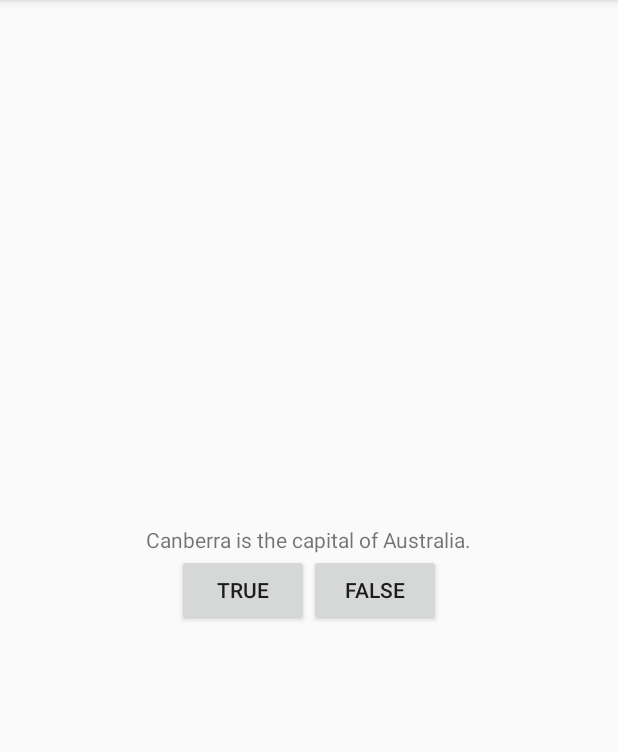
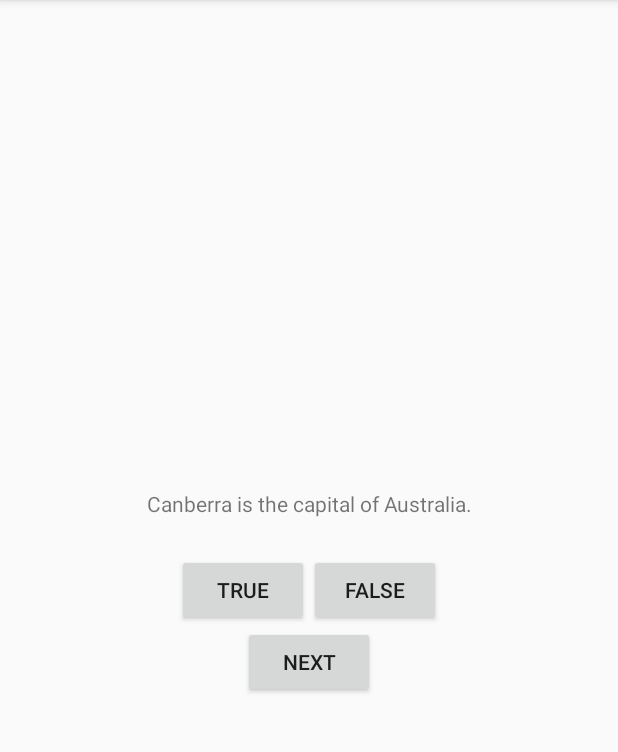
Before and after one commit to cjk012/GeoQuiz, an Android app: the screen it shows after launch (QuizActivity), after a tap on "TRUE", on a phone screen of 412 x 824 dp, the part 84-836 px from its top. Run offline under Robolectric (Android 15) with nearby library versions, the phone set to English and light mode, and no system bars.

Commit message:
Updated after chapter 2, includes 5 additional questions from textbook.

```diff
--- /dev/null
+++ b/app/src/main/java/com/bignerdranch/android/geoquiz/Question.java
@@ -0,0 +1,31 @@
+package com.bignerdranch.android.geoquiz;
+
+/**
+ * Created by Christopher Kemp on 3/8/17.
+ */
+
+public class Question {
+    private int mTextResId;
+    private boolean mAnswerTrue;
+
+    public Question(int textResId, boolean answerTrue){
+        mTextResId = textResId;
+        mAnswerTrue = answerTrue;
+    }
+
+    public int getTextResId() {
+        return mTextResId;
+    }
+
+    public void setTextResId(int textResId) {
+        mTextResId = textResId;
+    }
+
+    public boolean isAnswerTrue() {
+        return mAnswerTrue;
+    }
+
+    public void setAnswerTrue(boolean answerTrue) {
+        mAnswerTrue = answerTrue;
+    }
+}
--- a/app/src/main/java/com/bignerdranch/android/geoquiz/QuizActivity.java
+++ b/app/src/main/java/com/bignerdranch/android/geoquiz/QuizActivity.java
@@ -4,23 +4,38 @@ import android.support.v7.app.AppCompatActivity;
 import android.os.Bundle;
 import android.view.View;
 import android.widget.Button;
+import android.widget.TextView;
 import android.widget.Toast;
 
 public class QuizActivity extends AppCompatActivity {
     private Button mTrueButton;
     private Button mFalseButton;
+    private Button mNextButton;
+    private TextView mQuestionTextView;
+
+    private Question[] mQuestionBank = new Question[]{
+            new Question(R.string.question_canberra, true),
+            new Question(R.string.question_oceans, true),
+            new Question(R.string.question_mideast, false),
+            new Question(R.string.question_africa, false),
+            new Question(R.string.question_americas, true),
+            new Question(R.string.question_asia, true)
+    };
+
+    private int mCurrentIndex = 0;
 
     @Override
     protected void onCreate(Bundle savedInstanceState) {
         super.onCreate(savedInstanceState);
         setContentView(R.layout.activity_quiz);
 
+        mQuestionTextView = (TextView) findViewById(R.id.question_text_view);
+
         mTrueButton = (Button) findViewById(R.id.true_button);
         mTrueButton.setOnClickListener(new View.OnClickListener(){
             @Override
             public void onClick(View v){
-                //True = Correct Toast
-                Toast.makeText(QuizActivity.this, R.string.correct_toast, Toast.LENGTH_SHORT).show();
+                checkAnswer(true);
             }
         });
 
@@ -28,9 +43,38 @@ public class QuizActivity extends AppCompatActivity {
         mFalseButton.setOnClickListener(new View.OnClickListener(){
             @Override
             public void onClick(View v){
-                //False = Incorrect Toast
-                Toast.makeText(QuizActivity.this, R.string.incorrect_toast, Toast.LENGTH_SHORT).show();
+                checkAnswer(false);
             }
         });
+
+        mNextButton = (Button) findViewById(R.id.next_button);
+        mNextButton.setOnClickListener(new View.OnClickListener() {
+            @Override
+            public void onClick(View v) {
+                mCurrentIndex = (mCurrentIndex + 1) % mQuestionBank.length;
+                updateQuestion();
+            }
+        });
+
+        updateQuestion();
+    }
+
+    private void updateQuestion(){
+        int question = mQuestionBank[mCurrentIndex].getTextResId();
+        mQuestionTextView.setText(question);
+    }
+
+    private void checkAnswer(boolean userPressedTrue){
+        boolean answerIsTrue = mQuestionBank[mCurrentIndex].isAnswerTrue();
+
+        int messageResId = 0;
+
+        if (userPressedTrue == answerIsTrue){
+            messageResId = R.string.correct_toast;
+        } else {
+            messageResId = R.string.incorrect_toast;
+        }
+
+        Toast.makeText(this, messageResId, Toast.LENGTH_SHORT).show();
     }
 }
--- a/app/src/main/res/layout/activity_quiz.xml
+++ b/app/src/main/res/layout/activity_quiz.xml
@@ -5,11 +5,12 @@
         android:gravity="center"
         android:orientation="vertical" >
 
-        <TextView
-            android:id="@+id/textView"
-            android:layout_width="wrap_content"
-            android:layout_height="wrap_content"
-            android:text="@string/question_text" />
+     <TextView
+         android:id="@+id/question_text_view"
+         android:layout_width="wrap_content"
+         android:layout_height="wrap_content"
+         android:padding="24dp"
+         android:textAlignment="center" />
 
         <LinearLayout
             android:layout_width="wrap_content"
@@ -28,4 +29,10 @@
                 android:layout_height="wrap_content"
                 android:text="@string/false_button" />
         </LinearLayout>
+
+    <Button
+        android:id="@+id/next_button"
+        android:layout_width="wrap_content"
+        android:layout_height="wrap_content"
+        android:text="@string/next_button" />
 </LinearLayout>
--- a/app/src/main/res/values/strings.xml
+++ b/app/src/main/res/values/strings.xml
@@ -1,9 +1,16 @@
 <resources>
     <string name="app_name">GeoQuiz</string>
+    <string name="author">Christopher Kemp</string>
     <string name="true_button">True</string>
     <string name="false_button">False</string>
-    <string name="question_text">Canberra is the capital of Australia.</string>
+    <string name="next_button">Next</string>
     <string name="correct_toast">Correct!</string>
     <string name="incorrect_toast">Incorrect.</string>
     <string name="action_settings">Settings</string>
+    <string name="question_canberra">Canberra is the capital of Australia.</string>
+    <string name="question_oceans">The Pacific Ocean is larger than the Atlantic Ocean.</string>
+    <string name="question_mideast">The Suez Canal connects the Red Sea and the Indian Ocean.</string>
+    <string name="question_africa">The source of the Nile River is in Egypt.</string>
+    <string name="question_americas">The Amazon River is the longest river in the Americas.</string>
+    <string name="question_asia">Lake Baikal is the world\'s oldest and deepest freshwater lake.</string>
 </resources>
```
